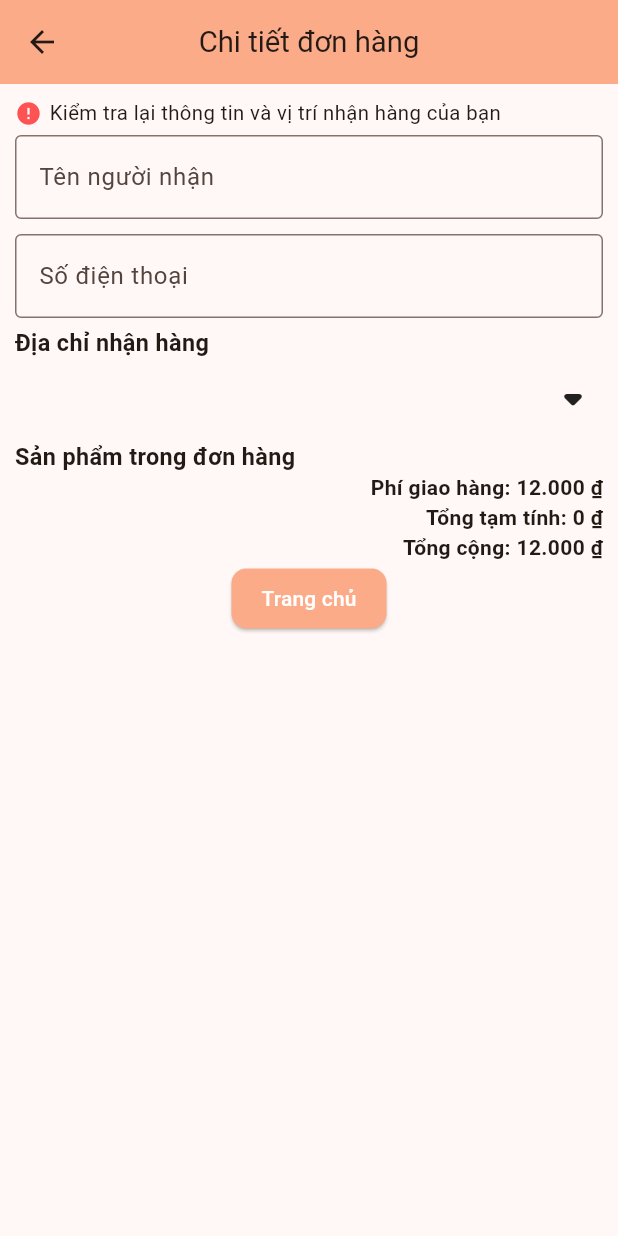
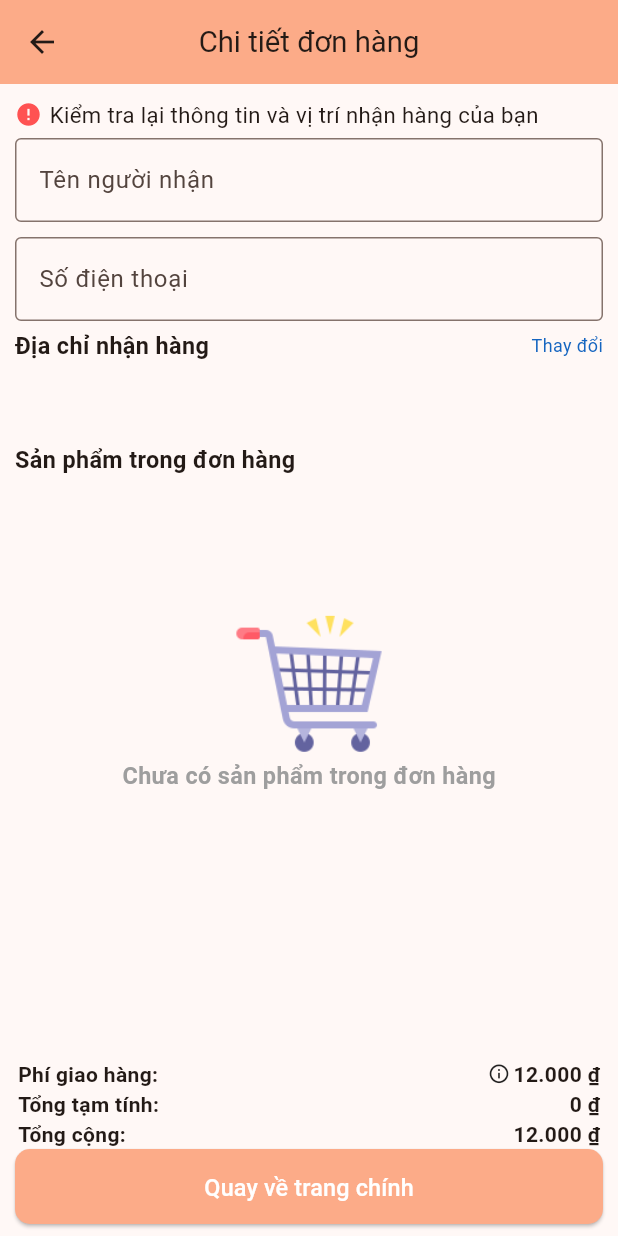
Before and after one commit to DevWinterV/EatingNow-Application, a Flutter app: the OrderPage screen opened by its route, on a phone screen of 412 x 824 dp. Run offline on Flutter 3.47's test engine with Material 3 defaults, Android fonts, the phone set to English and light mode, and no system bars; our stand-ins replace dots_indicator, firebase_auth, firebase_core, flutter_native_splash, fluttertoast, geolocator and 4 more; accounts and stored records are empty.

Commit message:
Cập nhật giao diện đặt hàng. Thêm bottom navigation, tự động điền số điện thoại nhận hàng

```diff
--- a/DaiPhucVinh/EatingNow-Flutter/lib/main.dart
+++ b/DaiPhucVinh/EatingNow-Flutter/lib/main.dart
@@ -64,7 +64,7 @@ class _MyAppState extends State<MyApp> {
         useMaterial3: true,
       ),
       debugShowCheckedModeBanner: false,
-      initialRoute: _locationData == null ? '/getlocation' : "/",
+      initialRoute: _locationData == null ? '/order' : "/order",
       defaultTransition: Transition.rightToLeft,
       getPages: [
         GetPage(
--- a/DaiPhucVinh/EatingNow-Flutter/lib/pages/Cart/cartPage.dart
+++ b/DaiPhucVinh/EatingNow-Flutter/lib/pages/Cart/cartPage.dart
@@ -1,6 +1,4 @@
-import 'package:fam/Widget/Small_text.dart';
 import 'package:fam/util/Colors.dart';
-import 'package:fam/util/app_constants.dart';
 import 'package:fam/util/dimensions.dart';
 import 'package:flutter/material.dart';
 import 'package:intl/intl.dart';
--- a/DaiPhucVinh/EatingNow-Flutter/lib/pages/OderFood/orderfood.dart
+++ b/DaiPhucVinh/EatingNow-Flutter/lib/pages/OderFood/orderfood.dart
@@ -5,6 +5,7 @@ import 'package:fam/models/LocationData.dart';
 import 'package:fam/models/OrderRequest.dart';
 import 'package:firebase_auth/firebase_auth.dart';
 import 'package:flutter/material.dart';
+import 'package:flutter/services.dart';
 import 'package:get/get.dart';
 import 'package:intl/intl.dart';
 import 'package:fluttertoast/fluttertoast.dart';
@@ -84,6 +85,7 @@ class _OrderPage extends State<OrderPage> {
 
   @override
   Widget build(BuildContext context) {
+    phoneNumbercontroller.text = FirebaseAuth.instance.currentUser?.phoneNumber ?? "";
     //final arguments = ModalRoute.of(context)!.settings.arguments as Map<String, dynamic>;
   //  final cartItem = arguments['data']; // Access 'your_data' here
     double totalAmount = cartItem.fold( 0, (total, item) => total + (item.price * item.qty));
@@ -104,8 +106,7 @@ class _OrderPage extends State<OrderPage> {
         // Các thuộc tính khác của AppBar
         backgroundColor: AppColors.mainColor, // Màu nền cho AppBar
       ),
-      body:
-    SingleChildScrollView(
+      body: SingleChildScrollView(
       physics: AlwaysScrollableScrollPhysics(),
       child:     Padding(
         padding: const EdgeInsets.all(10.0),
@@ -128,7 +129,7 @@ class _OrderPage extends State<OrderPage> {
                       child: Text(
                         'Kiểm tra lại thông tin và vị trí nhận hàng của bạn',
                         style: TextStyle(
-                          fontSize: Dimensions.font13,
+                          fontSize: Dimensions.font14,
                           fontStyle: FontStyle.normal,
                         ),
                         overflow: TextOverflow.ellipsis,
@@ -148,8 +149,10 @@ class _OrderPage extends State<OrderPage> {
                   maxLines: 1,
                   keyboardType: TextInputType.multiline,
                 ),),
+// Widget TextField sẽ chỉ chấp nhận số
                 Padding(
-                  padding: EdgeInsets.only(top: 5, bottom: 5),child:TextField(
+                  padding: EdgeInsets.only(top: 5, bottom: 5),
+                  child: TextField(
                     controller: phoneNumbercontroller,
                     decoration: InputDecoration(
                       labelText: 'Số điện thoại',
@@ -157,14 +160,30 @@ class _OrderPage extends State<OrderPage> {
                       border: OutlineInputBorder(),
                     ),
                     maxLines: 1,
-                  keyboardType: TextInputType.multiline,
-                ),),
+                    keyboardType: TextInputType.phone, // Thay đổi keyboardType thành TextInputType.phone để hiển thị bàn phím số
+                    inputFormatters: [FilteringTextInputFormatter.allow(RegExp(r'[0-9]'))], // Áp dụng định dạng để chỉ chấp nhận số
+                  ),
+                ),
+                Row(
+                  mainAxisAlignment: MainAxisAlignment.spaceBetween,
+                  children: [
                     Text(
                       'Địa chỉ nhận hàng',
                       style: TextStyle(fontSize: Dimensions.font16,
                         fontWeight: FontWeight.bold,
                       ),
                       textAlign: TextAlign.start,
+                    ),
+                    GestureDetector(
+                      onTap: (){
+                        Navigator.push(
+                          context,
+                          MaterialPageRoute(builder: (context) => LocationPage(link: "/order")), // truyền vào link cần trở lại khi đã chọn được vị trí
+                        );
+                      },
+                      child: Text("Thay đổi", style: TextStyle(color: Colors.blue[800], fontSize: 12),),
+                    )
+                  ],
                 ),
                 Padding(
                     padding: EdgeInsets.only(top: 5, bottom: 5),
@@ -180,14 +199,10 @@ class _OrderPage extends State<OrderPage> {
                         children: [
                           Container(
                             height: Dimensions.height45,
-                            width: Dimensions.screenWidth - 95,
+                            width: MediaQuery.of(context).size.width - 80,
                             child: BigText(text: locationData.address, size: Dimensions.font16,),
                           ),
                           Divider(),
-                          Icon(
-                            Icons.arrow_drop_down_rounded,
-                            size: 40,
-                          ),
                         ],
                       ),
 
@@ -202,9 +217,13 @@ class _OrderPage extends State<OrderPage> {
               ),
               textAlign: TextAlign.center,
             ),
+            // DANH SÁCH SẢN PHẨM
             Container(
-              height: cartItem.length.toDouble() * 130,
-              child: ListView.builder(
+              // height: cartItem.length.toDouble() * 130,
+              height: 300,
+              child:
+              cartItem.length > 0 ?
+              ListView.builder(
                 itemCount: cartItem.length,
                 itemBuilder: (BuildContext context, int index) {
                   var item = cartItem[index];
@@ -287,34 +306,115 @@ class _OrderPage extends State<OrderPage> {
                       ),
                     );
                 },
+              )
+                  :
+                  Center(
+                    child: Column(
+                      mainAxisAlignment: MainAxisAlignment.center,
+                      crossAxisAlignment: CrossAxisAlignment.center,
+                      children: [
+                        Image.asset(
+                          "assets/image/emptycart.png",
+                          height: 100,
+                          width: 100,),
+                        Text(
+                          "Chưa có sản phẩm trong đơn hàng",
+                          style: TextStyle(
+                              fontSize: Dimensions.font16,
+                              fontWeight: FontWeight.bold,
+                              color: Colors.grey
+                          ),
+                        )
+                      ],
+                    )
+                  )
+            ),
+            // THÔNG TIN PHÍ SHIP - TỔNG TIỀN THANH TOÁN
+          ],
         ),
       ),
-            Padding(padding: EdgeInsets.all(0),
+    ), bottomNavigationBar:
+      Container(
+        height: 120,
+        width: MediaQuery.of(context).size.width,
+        child:  Column(
+          children: [
+            Padding(padding: EdgeInsets.only(left: 12, right: 12, top: 2),
               child: Column(
                 children: [
                   Row(
-                    mainAxisAlignment: MainAxisAlignment.end,
+                    mainAxisAlignment: MainAxisAlignment.spaceBetween,
                     children: [
                       Text(
-                        'Phí giao hàng: ' + NumberFormat.currency(locale: 'vi_VN', symbol: '₫').format(12000.0),
+                        'Phí giao hàng: ',
+                        style: TextStyle(fontWeight: FontWeight.bold),
+                      ),
+                      Row(
+                        children: [
+                          GestureDetector(
+                            child: Icon(Icons.info_outline, size: 15),
+                            onTap: () {
+                              // Xử lý khi người dùng chạm vào biểu tượng
+                              showDialog(
+                                context: context,
+                                builder: (BuildContext context) {
+                                  return AlertDialog(
+                                    title: Text("Thông tin phí giao hàng", style: TextStyle(fontSize: Dimensions.font20),),
+                                    content:
+                                        Container(
+                                          height: 100,
+                                          child:   Column(
+                                            children: [
+                                              Text("- Khoảng cách từ cửa hàng đến vị trí nhận hàng của bạn: 2.88 Km."),
+                                              Text("- Phí giao hàng cơ bản là (Km * 10.000đ) + 2.000 nếu > 2 Km."),
+                                            ],
+                                          )
+                                        ),
+                                    actions: <Widget>[
+                                      TextButton(
+                                        onPressed: () {
+                                          Navigator.of(context).pop(); // Đóng dialog
+                                        },
+                                        child: Text("Đóng"),
+                                      ),
+                                    ],
+                                  );
+                                },
+                              );
+                            },
+                          ),
+                          SizedBox(width: 2,),
+                          Text(
+                            NumberFormat.currency(locale: 'vi_VN', symbol: '₫').format(12000.0),
+                            style: TextStyle(fontWeight: FontWeight.bold),
+                          ),
+                        ],
+                      ),
+
+                    ],
+                  ),
+                  Row(
+                    mainAxisAlignment: MainAxisAlignment.spaceBetween,
+                    children: [
+                      Text(
+                        'Tổng tạm tính: ',
+                        style: TextStyle(fontWeight: FontWeight.bold),
+                      ),
+                      Text(
+                         NumberFormat.currency(locale: 'vi_VN', symbol: '₫').format(totalAmount),
                         style: TextStyle(fontWeight: FontWeight.bold),
                       ),
                     ],
                   ),
                   Row(
-                    mainAxisAlignment: MainAxisAlignment.end,
+                    mainAxisAlignment: MainAxisAlignment.spaceBetween,
                     children: [
                       Text(
-                        'Tổng tạm tính: ' + NumberFormat.currency(locale: 'vi_VN', symbol: '₫').format(totalAmount),
+                        'Tổng cộng: ' ,
                         style: TextStyle(fontWeight: FontWeight.bold),
                       ),
-                    ],
-                  ),
-                  Row(
-                    mainAxisAlignment: MainAxisAlignment.end,
-                    children: [
                       Text(
-                        'Tổng cộng: ' + NumberFormat.currency(locale: 'vi_VN', symbol: '₫').format(12000 + totalAmount),
+                        NumberFormat.currency(locale: 'vi_VN', symbol: '₫').format(12000 + totalAmount),
                         style: TextStyle(fontWeight: FontWeight.bold),
                       ),
                     ],
@@ -322,7 +422,9 @@ class _OrderPage extends State<OrderPage> {
                 ],
               ),
             ),
-            cartItem.length > 0 ?
+            Padding(
+                padding: EdgeInsets.only(left: 10, right: 10),
+                child:   cartItem.length > 0 ?
                   Center(
                     child:
                     ElevatedButton(
@@ -336,6 +438,7 @@ class _OrderPage extends State<OrderPage> {
                         shape: RoundedRectangleBorder(
                           borderRadius: BorderRadius.circular(10.0),
                         ),
+                        minimumSize: Size(double.infinity, 50), // Đặt kích thước tối thiểu cho nút
                       ),
                       onPressed: () async {
                         try {
@@ -347,7 +450,6 @@ class _OrderPage extends State<OrderPage> {
                           orderRequest.intoMoney = totalAmount.toInt();
                           orderRequest.transportFee = 12000;
                           orderRequest.totalAmt = totalAmount.toInt() - 12000;
-                    orderRequest.userId = 14;
                           orderRequest.latitude = locationData.latitude;
                           orderRequest.longitude = locationData.longitude;
                           orderRequest.recipientName = namecontroller.text;
@@ -397,10 +499,11 @@ class _OrderPage extends State<OrderPage> {
                               fontSize: 10);
                         }
                       },
-                child: Text('Đặt đơn'),
+                      child: Text('Đặt đơn', style: TextStyle(fontSize: Dimensions.font16)),
                     ),
                   )
-                : Center(
+                      :
+                  Center(
                     child:ElevatedButton(
                       style: ElevatedButton.styleFrom(
                         // Customize the background color
@@ -412,16 +515,17 @@ class _OrderPage extends State<OrderPage> {
                         shape: RoundedRectangleBorder(
                           borderRadius: BorderRadius.circular(10.0),
                         ),
+                        minimumSize: Size(double.infinity, 50), // Đặt kích thước tối thiểu cho nút
                       ),
                       onPressed: () {
                         Navigator.of(context).pop();
                       },
-                child: Text('Trang chủ'),
-              ),
+                      child: Text('Quay về trang chính', style: TextStyle(fontSize: Dimensions.font16),),
+                    ), ) ,
             )
+
           ],
-        ),
-      ),
+        )// ĐẶT ĐƠN,
       )
     );
   }
--- a/DaiPhucVinh/EatingNow-Flutter/lib/pages/food/recommened_food_detail.dart
+++ b/DaiPhucVinh/EatingNow-Flutter/lib/pages/food/recommened_food_detail.dart
@@ -242,7 +242,6 @@ class _RecommenedFoodDetailState extends State<RecommenedFoodDetail> {
                   return SizedBox();
                 }),
           ),
-
           StreamBuilder<ProductStreamSum?>(
               stream: streamSum.stream,
               initialData: productStreamSum,
--- a/DaiPhucVinh/EatingNow-Flutter/lib/pages/home/getCurrentLocation_page.dart
+++ b/DaiPhucVinh/EatingNow-Flutter/lib/pages/home/getCurrentLocation_page.dart
@@ -174,9 +174,9 @@ class _LocationPageState extends State<LocationPage> {
               "Chọn vị trí chính xác nhất để tài xế có thể giao hàng nhanh và chính xác nhất",
               style: TextStyle(
                 fontSize: Dimensions.font20,
-                fontWeight: FontWeight.bold,
+                fontWeight: FontWeight.normal,
                 color: Colors.grey,
-                fontStyle: FontStyle.normal, // Đặt fontStyle thành italic
+                fontStyle: FontStyle.italic, // Đặt fontStyle thành italic
               ),
               textAlign: TextAlign.justify,
             ),
--- a/DaiPhucVinh/EatingNow-Flutter/lib/util/app_constants.dart
+++ b/DaiPhucVinh/EatingNow-Flutter/lib/util/app_constants.dart
@@ -1,7 +1,7 @@
 class AppConstants{
   static const String APP_NAME="XpressEat.";
   static const int APP_VERSION = 1;
-  static const String BASE_URL="https://cd31-2402-800-63a4-d8c1-3de4-4de9-cd50-4eda.ngrok-free.app";
+  static const String BASE_URL="https://7e01-115-75-235-65.ngrok-free.app";
   static const String TakeAllStore = BASE_URL+"/api/store/TakeAllStore";
   static const String TakeAllFoodListByStoreId= BASE_URL+"/api/store/TakeAllFoodListByStoreId";
   static const String TakeFoodListByStoreId= BASE_URL+"/api/store/TakeFoodListByStoreId";
--- a/DaiPhucVinh/EatingNow-Flutter/lib/util/dimensions.dart
+++ b/DaiPhucVinh/EatingNow-Flutter/lib/util/dimensions.dart
@@ -27,6 +27,7 @@ class Dimensions{
 
   //font size
   static double font13 = screenHeight/60.66;
+  static double font14 = screenHeight/55.75;
   static double font16 = screenHeight/52.75;
   static double font20 = screenHeight/42.2;
   static double font23 = screenHeight/36.4;
```
Also changed, not shown: DaiPhucVinh/EatingNow-Flutter/lib/Widget/numberInput.dart (added, +13 -0 lines), 3 other files. Lines whose indentation alone changed are shown as unchanged.
